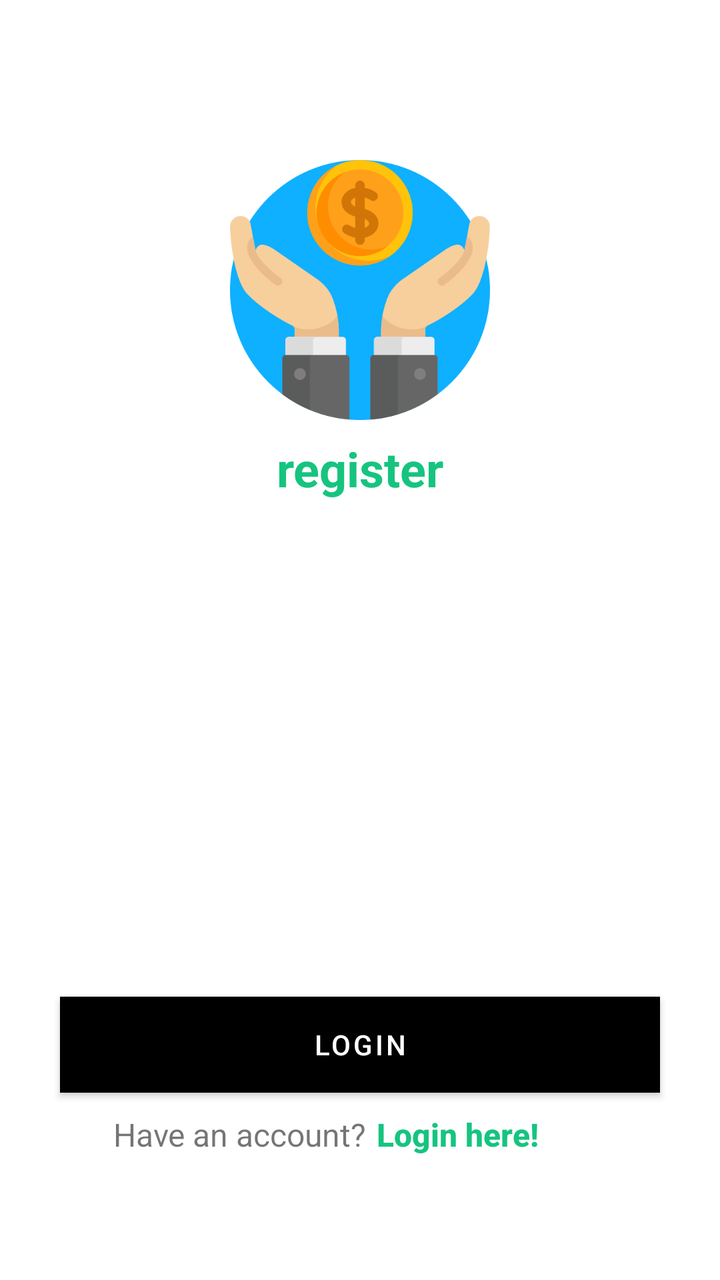
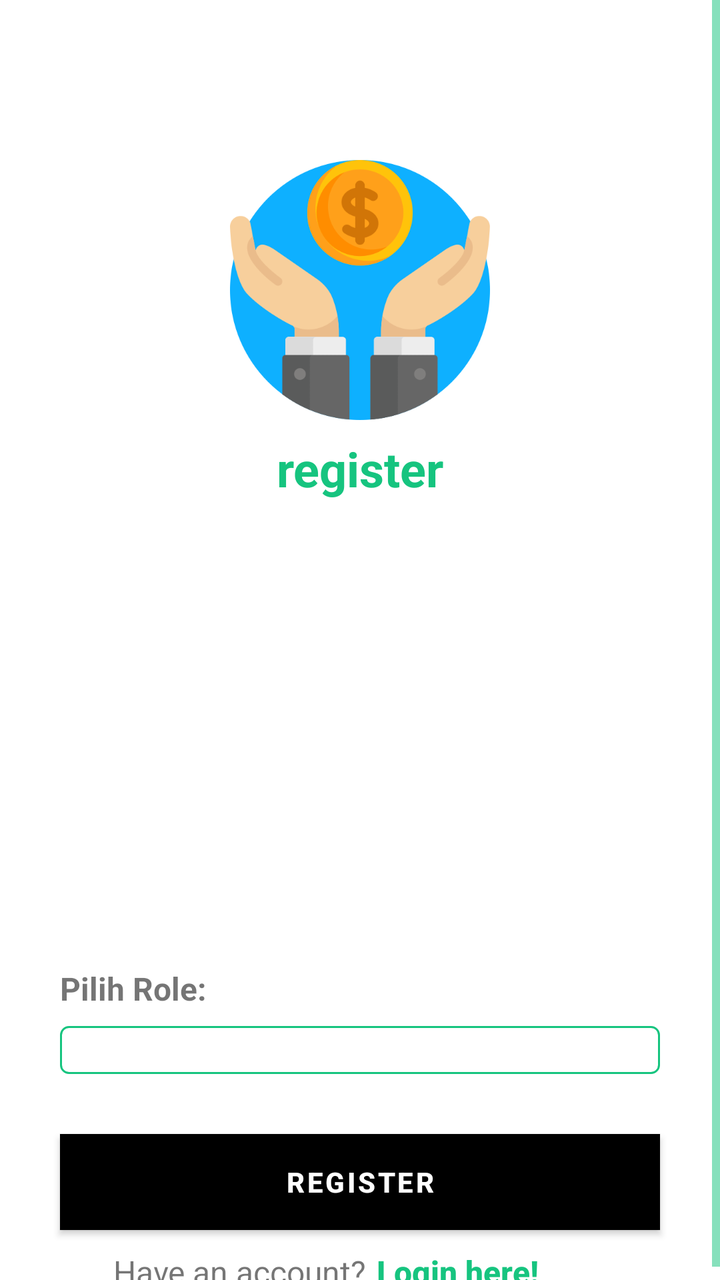

Screens rendered from an Android XML layout before and after an edit, with the pre-edit source and the edit as a unified diff.
<!-- AndroidManifest.xml: application theme Theme.CuanTracker -->
<!-- res/layout/activity_register.xml -->
<?xml version="1.0" encoding="utf-8"?>
<ScrollView xmlns:android="http://schemas.android.com/apk/res/android"
    xmlns:app="http://schemas.android.com/apk/res-auto"
    xmlns:tools="http://schemas.android.com/tools"
    android:layout_width="match_parent"
    android:layout_height="match_parent"
    tools:context=".ui.RegisterActivity">

    <androidx.constraintlayout.widget.ConstraintLayout
        android:layout_width="match_parent"
        android:layout_height="wrap_content">

        
        <ImageView
            android:id="@+id/appLogo"
            android:layout_width="150dp"
            android:layout_height="130dp"
            android:layout_marginTop="80dp"
            android:contentDescription="@string/logo_cuantracker"
            android:src="@drawable/logo"
            app:layout_constraintEnd_toEndOf="parent"
            app:layout_constraintStart_toStartOf="parent"
            app:layout_constraintTop_toTopOf="parent" />

        
        <TextView
            android:id="@+id/messageTextView2"
            android:layout_width="wrap_content"
            android:layout_height="wrap_content"
            android:layout_marginTop="8dp"
            android:fontFamily="sans-serif"
            android:text="@string/register"
            android:textColor="@color/green"
            android:textSize="24sp"
            android:textStyle="bold"
            app:layout_constraintEnd_toEndOf="parent"
            app:layout_constraintStart_toStartOf="parent"
            app:layout_constraintTop_toBottomOf="@id/appLogo" />

        
        <com.google.android.material.textfield.TextInputLayout
            android:id="@+id/nameTextView"
            style="@style/Widget.MaterialComponents.TextInputLayout.OutlinedBox"
            android:layout_width="match_parent"
            android:layout_height="wrap_content"
            android:layout_marginTop="10dp"
            android:layout_marginStart="30dp"
            android:layout_marginEnd="30dp"
            android:alpha="0"
            android:hint="@string/name"
            app:layout_constraintEnd_toEndOf="parent"
            app:layout_constraintStart_toStartOf="parent"
            app:layout_constraintTop_toBottomOf="@id/messageTextView2"
            app:startIconDrawable="@drawable/ic_person"
            tools:alpha="100">

            <com.google.android.material.textfield.TextInputEditText
                android:id="@+id/nameEditTextLayout"
                android:layout_width="match_parent"
                android:layout_height="wrap_content"
                android:ems="10"
                android:inputType="textEmailAddress"
                tools:ignore="SpeakableTextPresentCheck" />
        </com.google.android.material.textfield.TextInputLayout>

        
        <com.google.android.material.textfield.TextInputLayout
            android:id="@+id/emailTextView"
            style="@style/Widget.MaterialComponents.TextInputLayout.OutlinedBox"
            android:layout_width="match_parent"
            android:layout_height="wrap_content"
            android:layout_marginTop="10dp"
            android:layout_marginStart="30dp"
            android:layout_marginEnd="30dp"
            android:alpha="0"
            android:hint="@string/email"
            app:layout_constraintEnd_toEndOf="parent"
            app:layout_constraintStart_toStartOf="parent"
            app:layout_constraintTop_toBottomOf="@+id/nameTextView"
            app:startIconDrawable="@drawable/ic_email"
            tools:alpha="100">

            <com.google.android.material.textfield.TextInputEditText
                android:id="@+id/emailEditTextLayout"
                android:layout_width="match_parent"
                android:layout_height="wrap_content"
                android:ems="10"
                android:inputType="textEmailAddress"
                tools:ignore="SpeakableTextPresentCheck" />
        </com.google.android.material.textfield.TextInputLayout>

        
        <com.google.android.material.textfield.TextInputLayout
            android:id="@+id/passwordTextView"
            style="@style/Widget.MaterialComponents.TextInputLayout.OutlinedBox"
            android:layout_width="match_parent"
            android:layout_height="wrap_content"
            android:layout_marginTop="15dp"
            android:layout_marginStart="30dp"
            android:layout_marginEnd="30dp"
            android:alpha="0"
            android:hint="@string/password"
            app:startIconDrawable="@drawable/ic_password"
            app:endIconMode="password_toggle"
            app:layout_constraintEnd_toEndOf="parent"
            app:layout_constraintStart_toStartOf="parent"
            app:layout_constraintTop_toBottomOf="@id/emailTextView"
            tools:alpha="100">

            <com.google.android.material.textfield.TextInputEditText
                android:id="@+id/passwordEditTextLayout"
                android:layout_width="match_parent"
                android:layout_height="wrap_content"
                android:inputType="textPassword"
                android:textColorHint="#9D9D9D" />
        </com.google.android.material.textfield.TextInputLayout>

        
        <Button
            android:id="@+id/loginButton"
            android:layout_width="0dp"
            android:layout_height="wrap_content"
            android:layout_marginTop="30dp"
            android:layout_marginStart="30dp"
            android:layout_marginEnd="30dp"
            android:background="@color/green"
            android:text="@string/login"
            app:layout_constraintEnd_toEndOf="parent"
            app:layout_constraintStart_toStartOf="parent"
            app:layout_constraintTop_toBottomOf="@id/passwordTextView" />

        <TextView
            android:id="@+id/notRegisteredText"
            android:layout_width="wrap_content"
            android:layout_height="wrap_content"
            android:layout_marginTop="10dp"
            android:layout_marginEnd="120dp"
            android:fontFamily="sans-serif"
            android:text="@string/already_have_account"
            android:textSize="16sp"
            app:layout_constraintEnd_toEndOf="parent"
            app:layout_constraintStart_toStartOf="parent"
            app:layout_constraintTop_toBottomOf="@id/loginButton" />

        <TextView
            android:id="@+id/createAccountText"
            android:layout_width="wrap_content"
            android:layout_height="wrap_content"
            android:layout_marginTop="10dp"
            android:layout_marginStart="5dp"
            android:fontFamily="sans-serif-medium"
            android:text="@string/login_here"
            android:textColor="@color/green"
            android:textSize="16sp"
            android:textStyle="bold"
            app:layout_constraintStart_toEndOf="@id/notRegisteredText"
            app:layout_constraintTop_toBottomOf="@id/loginButton" />


        
        <com.google.android.material.progressindicator.LinearProgressIndicator
            android:id="@+id/linearProgressBar"
            android:layout_width="match_parent"
            android:layout_height="wrap_content"
            android:indeterminate="true"
            android:visibility="gone"
            app:layout_constraintEnd_toEndOf="parent"
            app:layout_constraintStart_toStartOf="parent"
            app:layout_constraintTop_toTopOf="parent" />

    </androidx.constraintlayout.widget.ConstraintLayout>
</ScrollView>
<!-- resources referenced by this layout -->
<resources>
  <color name="green">#16C47F</color>
  <!-- drawable ic_email (drawable) -->
  <vector xmlns:android="http://schemas.android.com/apk/res/android" android:height="24dp" android:tint="#000000" android:viewportHeight="24" android:viewportWidth="24" android:width="24dp">
        
      <path android:fillColor="@android:color/white" android:pathData="M20,4L4,4c-1.1,0 -1.99,0.9 -1.99,2L2,18c0,1.1 0.9,2 2,2h16c1.1,0 2,-0.9 2,-2L22,6c0,-1.1 -0.9,-2 -2,-2zM20,8l-8,5 -8,-5L4,6l8,5 8,-5v2z"/>
      
  </vector>
  <!-- drawable ic_password (drawable) -->
  <vector xmlns:android="http://schemas.android.com/apk/res/android" android:height="24dp" android:tint="#000000" android:viewportHeight="24" android:viewportWidth="24" android:width="24dp">
        
      <path android:fillColor="@android:color/white" android:pathData="M12,17c1.1,0 2,-0.9 2,-2s-0.9,-2 -2,-2s-2,0.9 -2,2S10.9,17 12,17zM18,8h-1V6c0,-2.76 -2.24,-5 -5,-5S7,3.24 7,6v2H6c-1.1,0 -2,0.9 -2,2v10c0,1.1 0.9,2 2,2h12c1.1,0 2,-0.9 2,-2V10C20,8.9 19.1,8 18,8zM8.9,6c0,-1.71 1.39,-3.1 3.1,-3.1s3.1,1.39 3.1,3.1v2H8.9V6zM18,20H6V10h12V20z"/>
      
  </vector>
  <!-- drawable ic_person (drawable) -->
  <vector xmlns:android="http://schemas.android.com/apk/res/android" android:height="24dp" android:tint="#000000" android:viewportHeight="24" android:viewportWidth="24" android:width="24dp">
        
      <path android:fillColor="@android:color/white" android:pathData="M12,12c2.21,0 4,-1.79 4,-4s-1.79,-4 -4,-4 -4,1.79 -4,4 1.79,4 4,4zM12,14c-2.67,0 -8,1.34 -8,4v2h16v-2c0,-2.66 -5.33,-4 -8,-4z"/>
      
  </vector>
  <!-- drawable logo: png bitmap (drawable, 38109 bytes) -->
  <string name="already_have_account">Have an account?</string>
  <string name="email">Email</string>
  <string name="login">Login</string>
  <string name="login_here">Login here!</string>
  <string name="logo_cuantracker">logo</string>
  <string name="name">Name</string>
  <string name="password">Password</string>
  <string name="register">register</string>
  <style name="Theme.CuanTracker" parent="Base.Theme.CuanTracker" />
  <style name="Base.Theme.CuanTracker" parent="Theme.MaterialComponents.DayNight">
          <item name="colorPrimary">@color/black</item>
          <item name="android:textColorPrimary">@color/black</item>
          <item name="android:textColorSecondary">@color/green</item>
          <item name="colorControlActivated">@color/green</item>
          <item name="colorPrimaryVariant">@color/yellow</item>
      </style>
  <color name="black">#FF000000</color>
  <color name="yellow">#FFD65A</color>
</resources>

<!-- the commit's change to res/layout/activity_register.xml (unified diff, before → after) -->
@@ -59,7 +59,7 @@
                 android:layout_width="match_parent"
                 android:layout_height="wrap_content"
                 android:ems="10"
-                android:inputType="textEmailAddress"
+                android:inputType="textPersonName"
                 tools:ignore="SpeakableTextPresentCheck" />
         </com.google.android.material.textfield.TextInputLayout>
 
@@ -116,6 +116,33 @@
         </com.google.android.material.textfield.TextInputLayout>
 
         
+        <TextView
+            android:id="@+id/roleLabel"
+            android:layout_width="wrap_content"
+            android:layout_height="wrap_content"
+            android:layout_marginTop="15dp"
+            android:layout_marginStart="30dp"
+            android:text="Pilih Role:"
+            android:textSize="16sp"
+            android:textStyle="bold"
+            app:layout_constraintStart_toStartOf="parent"
+            app:layout_constraintTop_toBottomOf="@id/passwordTextView" />
+
+        <Spinner
+            android:id="@+id/roleSpinner"
+            android:layout_width="match_parent"
+            android:layout_height="wrap_content"
+            android:layout_marginTop="8dp"
+            android:layout_marginStart="30dp"
+            android:layout_marginEnd="30dp"
+            android:background="@drawable/spinner_background"
+            android:padding="12dp"
+            android:spinnerMode="dropdown"
+            app:layout_constraintEnd_toEndOf="parent"
+            app:layout_constraintStart_toStartOf="parent"
+            app:layout_constraintTop_toBottomOf="@id/roleLabel" />
+
+        
         <Button
             android:id="@+id/loginButton"
             android:layout_width="0dp"
@@ -124,10 +151,12 @@
             android:layout_marginStart="30dp"
             android:layout_marginEnd="30dp"
             android:background="@color/green"
-            android:text="@string/login"
-            app:layout_constraintEnd_toEndOf="parent"
-            app:layout_constraintStart_toStartOf="parent"
-            app:layout_constraintTop_toBottomOf="@id/passwordTextView" />
+            android:text="@string/register"
+            android:textColor="@android:color/white"
+            android:textStyle="bold"
+            app:layout_constraintEnd_toEndOf="parent"
+            app:layout_constraintStart_toStartOf="parent"
+            app:layout_constraintTop_toBottomOf="@id/roleSpinner" />
 
         <TextView
             android:id="@+id/notRegisteredText"
@@ -156,7 +185,6 @@
             app:layout_constraintStart_toEndOf="@id/notRegisteredText"
             app:layout_constraintTop_toBottomOf="@id/loginButton" />
 
-
         
         <com.google.android.material.progressindicator.LinearProgressIndicator
             android:id="@+id/linearProgressBar"
<!-- resource entries referenced after the edit -->
@@ -20,9 +20,22 @@
       
   </vector>
   <!-- drawable logo: png bitmap (drawable, 38109 bytes) -->
+  <!-- drawable spinner_background (drawable) -->
+  <?xml version="1.0" encoding="utf-8"?>
+  <shape xmlns:android="http://schemas.android.com/apk/res/android">
+      <solid android:color="@android:color/white" />
+      <stroke
+          android:width="1dp"
+          android:color="@color/green" />
+      <corners android:radius="4dp" />
+      <padding
+          android:bottom="12dp"
+          android:left="12dp"
+          android:right="12dp"
+          android:top="12dp" />
+  </shape>
   <string name="already_have_account">Have an account?</string>
   <string name="email">Email</string>
-  <string name="login">Login</string>
   <string name="login_here">Login here!</string>
   <string name="logo_cuantracker">logo</string>
   <string name="name">Name</string>
